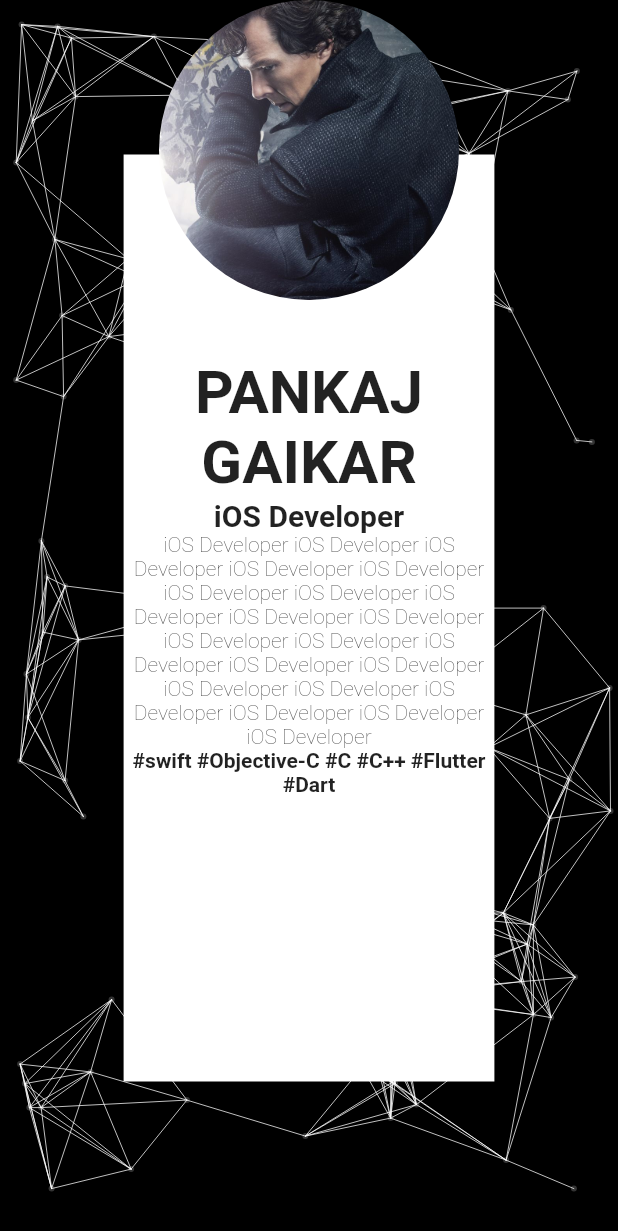
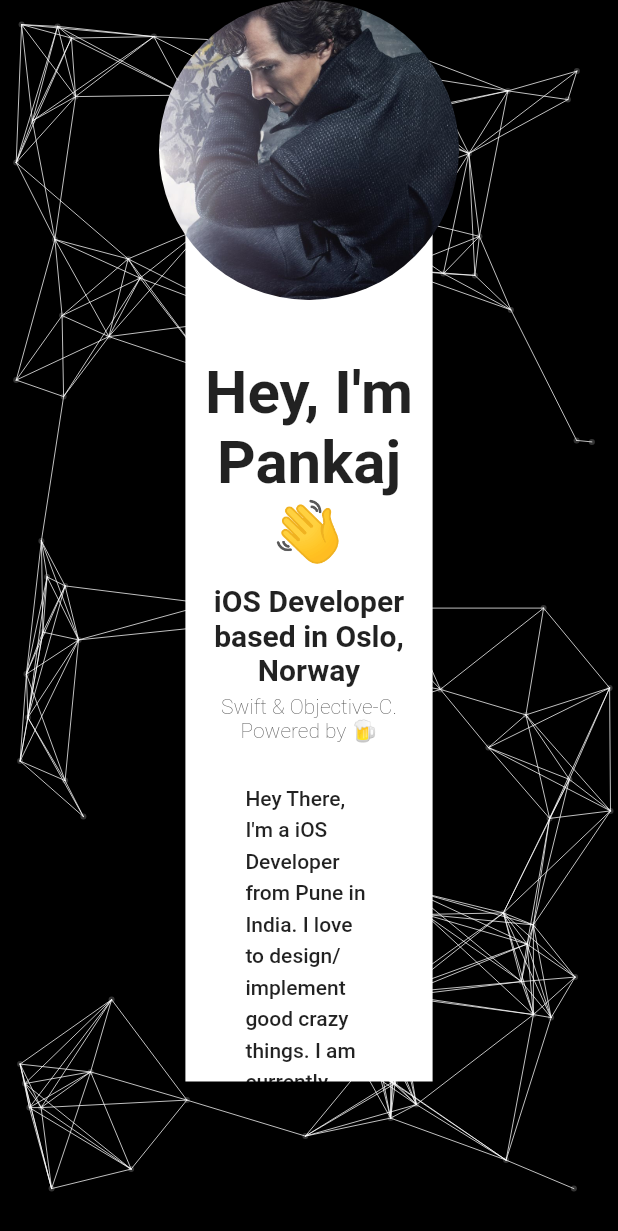
Before and after one commit to PankajGaikar/portfolio, a Flutter app: the screen it shows after launch, on a phone screen of 412 x 824 dp. Shown: the top 1231 px of the screen. Run offline on Flutter 3.47's test engine with Material 2 defaults, Android fonts, the phone set to English and light mode, and no system bars.

Commit message:
Updated ui design.

```diff
--- /dev/null
+++ b/lib/contants.dart
@@ -0,0 +1,5 @@
+const String TITLE = "Hey, I'm Pankaj 👋";
+const String SUBTITLE = "iOS Developer based in Oslo, Norway";
+const String SEMI_SUBTITLE = "Swift & Objective-C. Powered by 🍺️";
+const String INTRO_MESSAGE =
+    "Hey There, I'm a iOS Developer from Pune in India. I love to design/implement good crazy things. I am currently working for TIDAL in Oslo, Norway. Apart from iOS, I also have experience working with Flutter (this website is 100% flutter👻) and Android with Java, Kotlin. \nWhen I am not working/programming/scratching my head, I usually play Fifa on PlayStation or watch Football ⚽️. I am a huge fan of FC Barcelona. \nI am always open to have talk about anything and look forward to connect with you";
--- a/lib/main.dart
+++ b/lib/main.dart
@@ -1,15 +1,12 @@
-// import 'package:example/exp.dart';
-// import './exp.dart';
 import 'package:flutter/material.dart';
+import 'package:portfolio/contants.dart' as Constants;
 import 'package:portfolio/flutter_particle_bg.dart';
-// import 'exp.dart';
 
 void main() {
   runApp(MyApp());
 }
 
 class MyApp extends StatelessWidget {
-  // This widget is the root of your application.
   @override
   Widget build(BuildContext context) {
     return MaterialApp(
@@ -25,16 +22,6 @@ class MyApp extends StatelessWidget {
 
 class MyHomePage extends StatefulWidget {
   MyHomePage({Key key, this.title}) : super(key: key);
-
-  // This widget is the home page of your application. It is stateful, meaning
-  // that it has a State object (defined below) that contains fields that affect
-  // how it looks.
-
-  // This class is the configuration for the state. It holds the values (in this
-  // case the title) provided by the parent (in this case the App widget) and
-  // used by the build method of the State. Fields in a Widget subclass are
-  // always marked "final".
-
   final String title;
 
   @override
@@ -49,7 +36,6 @@ class _MyHomePageState extends State<MyHomePage> {
         body: ParticleBackground(
           backgroundcolor: Colors.black,
           pointcolor: Colors.white.withOpacity(0.2),
-          // bgimg: AssetImage('assets/bg.png'),
           child: Stack(
             alignment: Alignment.topCenter,
             children: [
@@ -59,25 +45,46 @@ class _MyHomePageState extends State<MyHomePage> {
                   alignment: Alignment.center,
                   decoration: BoxDecoration(color: Colors.white),
                   height: MediaQuery.of(context).size.height * .75,
-                  width: MediaQuery.of(context).size.width * .6,
+                  width: MediaQuery.of(context).size.width * .4,
                   child: ListView(
                     children: [
                       Text(
-                        'PANKAJ GAIKAR',
+                        Constants.TITLE,
                         textAlign: TextAlign.center,
                         style: TextStyle(
                             fontSize: 40, fontWeight: FontWeight.bold),
                       ),
+                      Container(
+                        height: 10,
+                      ),
                       Text(
-                        'iOS Developer',
+                        Constants.SUBTITLE,
                         textAlign: TextAlign.center,
                         style: TextStyle(
                             fontSize: 20, fontWeight: FontWeight.w600),
                       ),
+                      Container(
+                        height: 5,
+                      ),
                       Text(
-                        'iOS Developer iOS Developer iOS Developer iOS Developer iOS Developer iOS Developer iOS Developer iOS Developer iOS Developer iOS Developer iOS Developer iOS Developer iOS Developer iOS Developer iOS Developer iOS Developer iOS Developer iOS Developer iOS Developer iOS Developer iOS Developer',
+                        Constants.SEMI_SUBTITLE,
                         textAlign: TextAlign.center,
                         style: TextStyle(fontWeight: FontWeight.w100),
+                      ),
+                      Container(
+                        height: 25,
+                      ),
+                      Padding(
+                        padding: const EdgeInsets.only(left: 40, right: 40),
+                        child: Text(
+                          Constants.INTRO_MESSAGE,
+                          textAlign: TextAlign.left,
+                          style: TextStyle(
+                              fontWeight: FontWeight.w500, height: 1.5),
+                        ),
+                      ),
+                      Container(
+                        height: 20,
                       ),
                       Text(
                         '#swift #Objective-C #C #C++ #Flutter #Dart',
```
